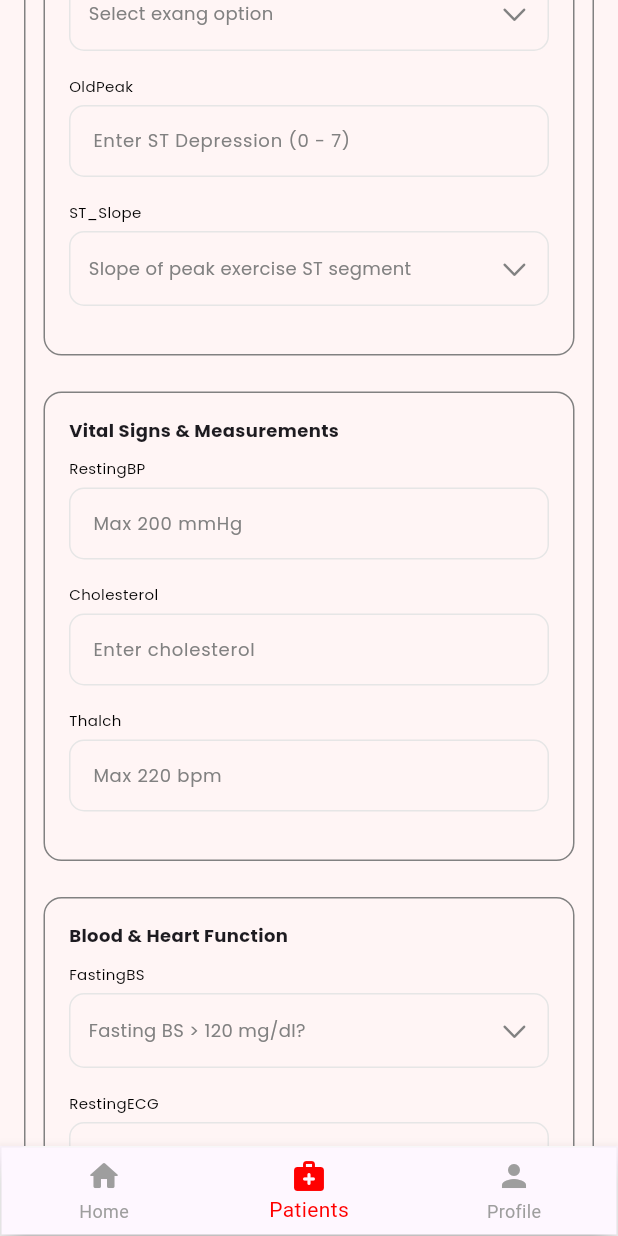
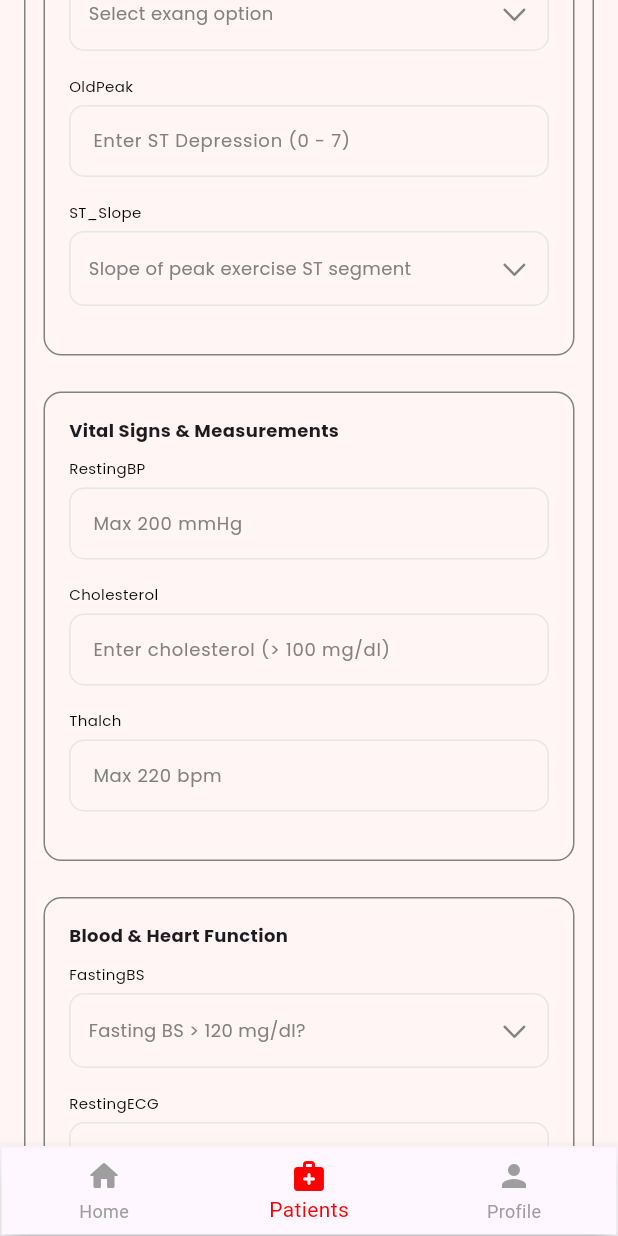
Before and after one commit to MawuliMyth/logic_health, a Flutter app: the screen it shows once a user with an empty profile is signed in, item 2 of the bottom bar chosen, scrolled down 576 dp, on a phone screen of 412 x 824 dp. Run offline on Flutter 3.47's test engine with Material 3 defaults, Android fonts, the phone set to English and light mode, and no system bars; our stand-ins replace carousel_slider, cloud_firestore, firebase_auth, firebase_core, google_fonts, google_sign_in and 4 more; accounts and stored records are empty.

Commit message:
Update Logic Health mobile experience

```diff
--- a/lib/features/patients/views/patients_view.dart
+++ b/lib/features/patients/views/patients_view.dart
@@ -274,11 +274,18 @@ class _PatientsViewState extends State<PatientsView> {
                           ),
                           CustomInputField(
                             label: 'Cholesterol',
-                            hintText: "Enter cholesterol",
+                            hintText:
+                                "Enter cholesterol (> 100 mg/dl)", // Updated hint to inform user
                             keyboardType: TextInputType.number,
                             controller: cholesterolController,
-                            validator: (v) =>
-                                (v == null || v.isEmpty) ? 'Required' : null,
+                            validator: (v) {
+                              if (v == null || v.isEmpty) return 'Required';
+                              final val = int.tryParse(v);
+                              if (val == null) return 'Enter a valid number';
+                              if (val <= 100)
+                                return 'Cholesterol must be greater than 100'; // Validation logic
+                              return null;
+                            },
                           ),
                           CustomInputField(
                             label: 'Thalch',
--- a/lib/main.dart
+++ b/lib/main.dart
@@ -17,12 +17,17 @@ import 'features/profile/views/terms_view.dart';
 void main() async {
   WidgetsFlutterBinding.ensureInitialized();
   await Firebase.initializeApp();
+  print("Firebase connected: ${Firebase.apps.length}");
 
   runApp(const MyApp());
 }
 
 class MyApp extends StatelessWidget {
   const MyApp({super.key});
+
+  static const bool _portfolioDemo = bool.fromEnvironment(
+    'PORTFOLIO_DEMO',
+  );
 
   @override
   Widget build(BuildContext context) {
@@ -32,6 +37,9 @@ class MyApp extends StatelessWidget {
         debugShowCheckedModeBanner: false,
         home: Consumer<AuthProvider>(
           builder: (context, auth, child) {
+            if (_portfolioDemo) {
+              return const HomeBotView();
+            }
             if (auth.isAuthenticated) {
               return const HomeBotView();
             } else {
```
Also changed, not shown: pubspec.lock, 1 other file.
